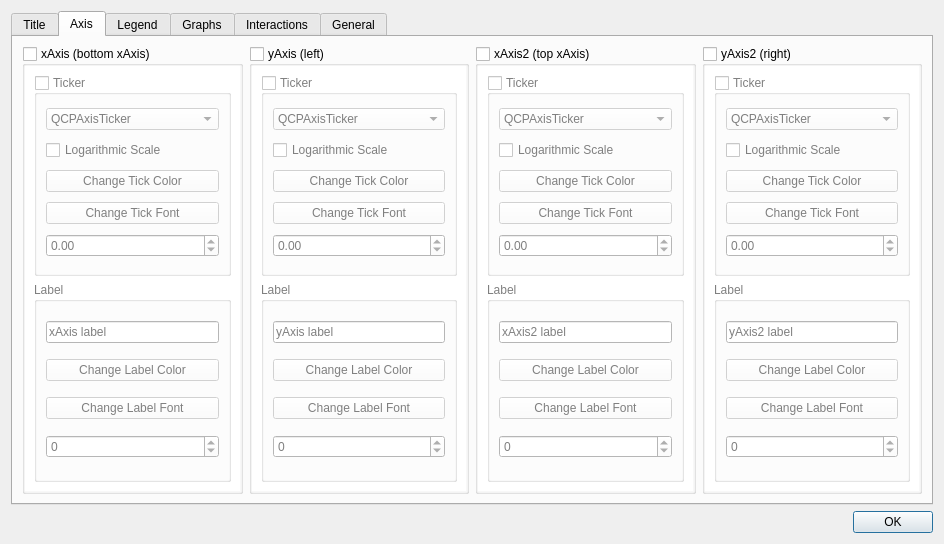
jondef/QDataVis, file Headers/PlotPropertiesWindow.ui: the form before one commit.
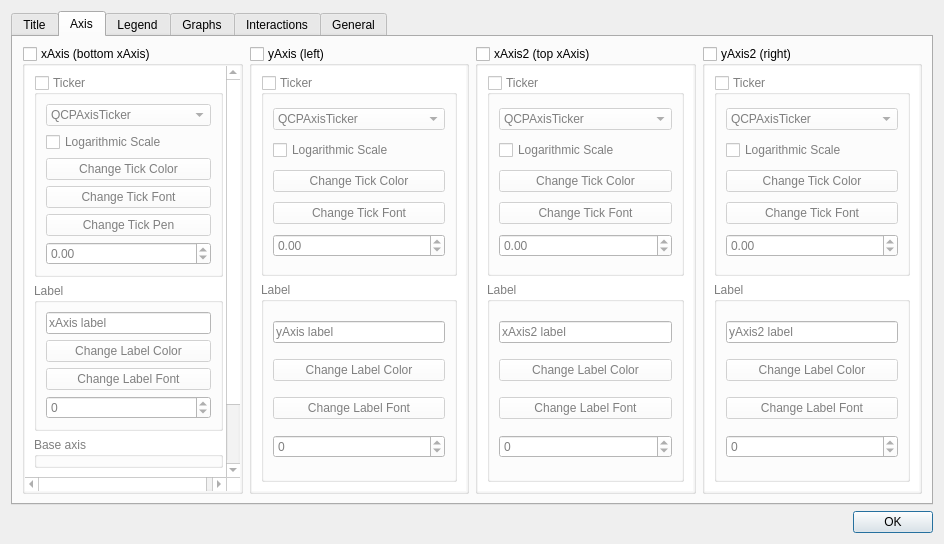
The form after the commit. The open tabs and pages were chosen to show the change.

Patch:
```diff
--- a/Headers/PlotPropertiesWindow.ui
+++ b/Headers/PlotPropertiesWindow.ui
@@ -30,7 +30,7 @@
                         <enum>QTabWidget::Rounded</enum>
                     </property>
                     <property name="currentIndex">
-                        <number>0</number>
+                        <number>1</number>
                     </property>
                     <widget class="QWidget" name="tab_2">
                         <attribute name="title">
@@ -103,11 +103,6 @@
                                             <set>ItemIsSelectable|ItemIsDragEnabled|ItemIsEnabled</set>
                                         </property>
                                     </item>
-                                    <item>
-                                        <property name="text">
-                                            <string>Neues Element</string>
-                                        </property>
-                                    </item>
                                 </widget>
                             </item>
                             <item row="0" column="1" rowspan="2">
@@ -643,6 +638,13 @@
                                                         </rect>
                                                     </property>
                                                     <layout class="QGridLayout" name="gridLayout_6">
+                                                        <item row="3" column="0">
+                                                            <widget class="QGroupBox" name="groupBox">
+                                                                <property name="title">
+                                                                    <string>Base axis</string>
+                                                                </property>
+                                                            </widget>
+                                                        </item>
                                                         <item row="1" column="0">
                                                             <widget class="QGroupBox" name="groupBox_xAxis_setTicksVisible">
                                                                 <property name="title">
@@ -655,10 +657,22 @@
                                                                     <bool>false</bool>
                                                                 </property>
                                                                 <layout class="QGridLayout" name="gridLayout_21">
-                                                                    <item row="3" column="0">
-                                                                        <widget class="QPushButton" name="pushButton_xAxis_setTickFont">
-                                                                            <property name="text">
-                                                                                <string>Change Tick Font</string>
+                                                                    <item row="5" column="0">
+                                                                        <widget class="QDoubleSpinBox" name="doubleSpinBox_xAxis_setTickRotation">
+                                                                            <property name="toolTip">
+                                                                                <string>Tick rotation</string>
+                                                                            </property>
+                                                                            <property name="showGroupSeparator" stdset="0">
+                                                                                <bool>false</bool>
+                                                                            </property>
+                                                                            <property name="minimum">
+                                                                                <double>-90.000000000000000</double>
+                                                                            </property>
+                                                                            <property name="maximum">
+                                                                                <double>90.000000000000000</double>
+                                                                            </property>
+                                                                            <property name="stepType">
+                                                                                <enum>QAbstractSpinBox::DefaultStepType</enum>
                                                                             </property>
                                                                         </widget>
                                                                     </item>
@@ -672,6 +686,13 @@
                                                                             </property>
                                                                         </widget>
                                                                     </item>
+                                                                    <item row="3" column="0">
+                                                                        <widget class="QPushButton" name="pushButton_xAxis_setTickFont">
+                                                                            <property name="text">
+                                                                                <string>Change Tick Font</string>
+                                                                            </property>
+                                                                        </widget>
+                                                                    </item>
                                                                     <item row="0" column="0">
                                                                         <widget class="QComboBox" name="comboBox_xAxis_QCPAxisTicker">
                                                                             <item>
@@ -711,25 +732,6 @@
                                                                             </item>
                                                                         </widget>
                                                                     </item>
-                                                                    <item row="4" column="0">
-                                                                        <widget class="QDoubleSpinBox" name="doubleSpinBox_xAxis_setTickRotation">
-                                                                            <property name="toolTip">
-                                                                                <string>Tick rotation</string>
-                                                                            </property>
-                                                                            <property name="showGroupSeparator" stdset="0">
-                                                                                <bool>false</bool>
-                                                                            </property>
-                                                                            <property name="minimum">
-                                                                                <double>-90.000000000000000</double>
-                                                                            </property>
-                                                                            <property name="maximum">
-                                                                                <double>90.000000000000000</double>
-                                                                            </property>
-                                                                            <property name="stepType">
-                                                                                <enum>QAbstractSpinBox::DefaultStepType</enum>
-                                                                            </property>
-                                                                        </widget>
-                                                                    </item>
                                                                     <item row="2" column="0">
                                                                         <widget class="QPushButton" name="pushButton_xAxis_setTickColor">
                                                                             <property name="text">
@@ -737,6 +739,13 @@
                                                                             </property>
                                                                         </widget>
                                                                     </item>
+                                                                    <item row="4" column="0">
+                                                                        <widget class="QPushButton" name="pushButton">
+                                                                            <property name="text">
+                                                                                <string>Change Tick Pen</string>
+                                                                            </property>
+                                                                        </widget>
+                                                                    </item>
                                                                 </layout>
                                                             </widget>
                                                         </item>
@@ -812,6 +821,20 @@
                                                                 </layout>
                                                             </widget>
                                                         </item>
+                                                        <item row="4" column="0">
+                                                            <widget class="QGroupBox" name="groupBox_2">
+                                                                <property name="title">
+                                                                    <string>Grid</string>
+                                                                </property>
+                                                            </widget>
+                                                        </item>
+                                                        <item row="5" column="0">
+                                                            <widget class="QGroupBox" name="groupBox_3">
+                                                                <property name="title">
+                                                                    <string>Subgrid</string>
+                                                                </property>
+                                                            </widget>
+                                                        </item>
                                                     </layout>
                                                 </widget>
                                             </widget>
```
